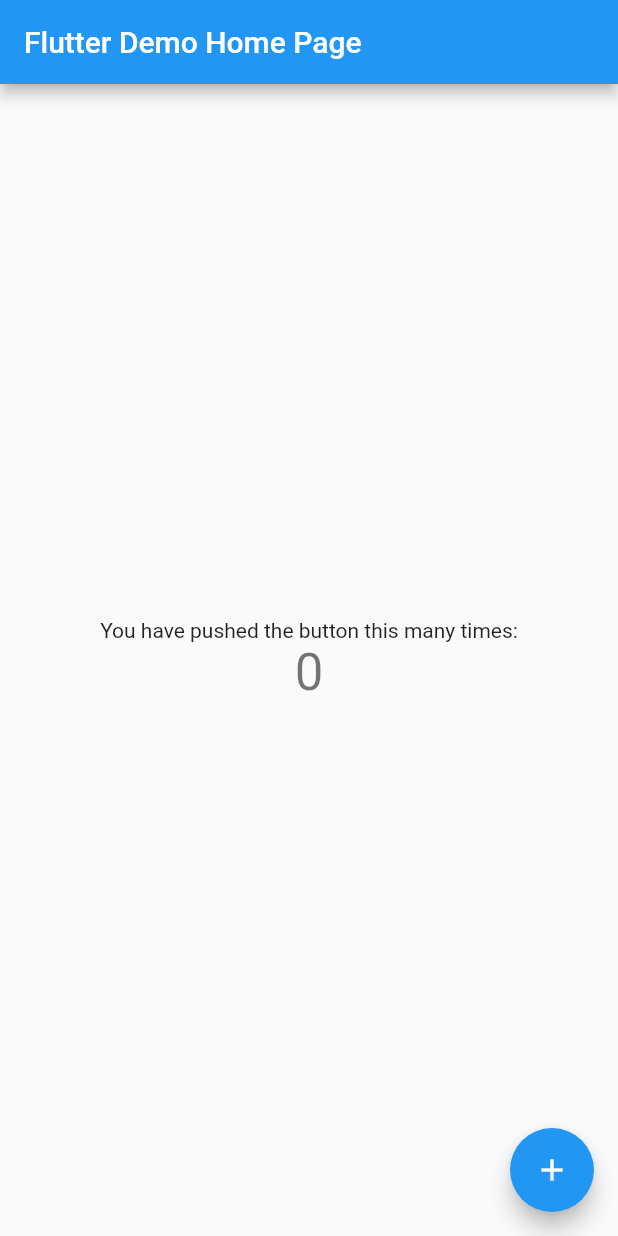
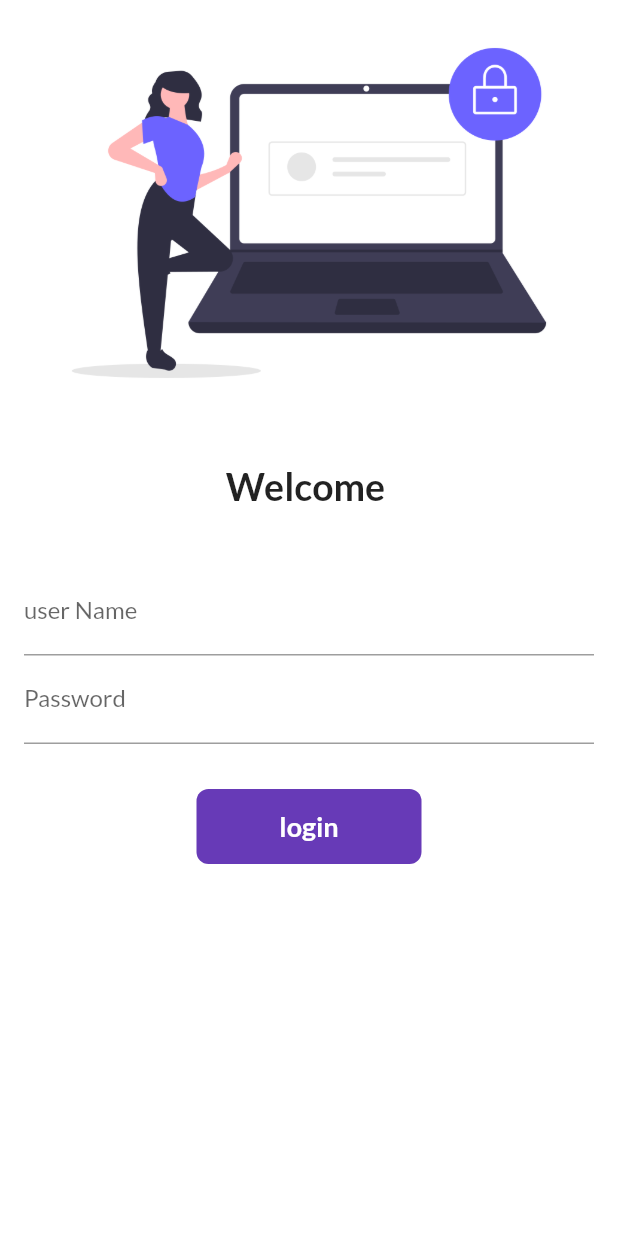
Before and after one commit to Akshaykalwar8933/flutter_catalog, a Flutter app: the screen it shows after launch, on a phone screen of 412 x 824 dp. Run offline on Flutter 3.47's test engine with Material 2 defaults, Android fonts, the phone set to English and light mode, and no system bars; our stand-ins replace google_fonts.

```diff
--- /dev/null
+++ b/lib/Pages/login_page.dart
@@ -0,0 +1,105 @@
+import 'package:flutter/material.dart';
+import 'package:flutter_catalog/utiles/routes.dart';
+
+class LoginPage extends StatefulWidget {
+  const LoginPage({Key? key}) : super(key: key);
+
+  @override
+  State<LoginPage> createState() => _LoginPageState();
+}
+
+class _LoginPageState extends State<LoginPage> {
+  @override
+  String name = "";
+  bool changeButton = false;
+
+  Widget build(BuildContext context) {
+    return  Material(
+      color: Colors.white,
+      child: SingleChildScrollView(
+       child: Column(
+        children: [
+          Image.asset("images/login_images.png",
+            fit: BoxFit.cover,
+          ),
+          SizedBox(
+            height: 25.0,),
+          Text("Welcome $name",
+          style: TextStyle(
+              fontSize: 25,
+              fontWeight: FontWeight.bold),
+          ),
+          SizedBox(
+            height: 23.0,
+          ),
+          Padding(
+            padding:  EdgeInsets.all(16.0),
+            child: Column(children: [
+              TextFormField(
+                decoration: InputDecoration(
+                  hintText: ("Enter username"),
+                  labelText: ("user Name"),
+                ),
+                onChanged: (value){
+                  name = value;
+                  setState(() {});
+                },
+              ),
+              TextFormField(
+                obscureText: true,
+                decoration: InputDecoration(
+                  hintText: ("Enter password"),
+                  labelText: ("Password"),
+                ),
+              ),
+              SizedBox(
+                height: 30.0,
+              ),
+              InkWell(
+                onTap: () async {
+                  setState(() {
+                    changeButton = true;
+
+                  });
+                  await Future.delayed(Duration(seconds: 1));
+                    Navigator.pushNamed(context, MyRoutes.homePageRoute);
+                },
+                child: AnimatedContainer(
+                  duration: Duration(seconds: 2),
+                height: 50,
+                width: changeButton? 50: 150,
+                // color: Colors.deepPurple,
+                alignment: Alignment.center,
+                child: changeButton? Icon(Icons.done,
+                color : Colors.white):
+                Text
+                  ("login",
+                    style: TextStyle(fontWeight: FontWeight.bold,
+                    color: Colors.white,
+                    fontSize: 18),
+              ),
+              decoration: BoxDecoration(
+                color: Colors.deepPurple,
+                // shape: changeButton? BoxShape.circle : BoxShape.rectangle,
+                borderRadius: BorderRadius.circular(changeButton? 50 : 8)
+              ),
+
+              // ElevatedButton(
+              //   child: Text("login"),
+              //   style: TextButton.styleFrom(minimumSize: Size(150, 50)),
+              //   onPressed: () {
+              //     Navigator.pushNamed(context, MyRoutes.homePageRoute);
+              //   },
+              // )
+              )
+              )
+            ],
+            ),
+          )
+        ],
+      )
+    ),
+    );
+
+  }
+}
--- a/lib/main.dart
+++ b/lib/main.dart
@@ -1,115 +1,34 @@
 import 'package:flutter/material.dart';
+import 'package:flutter_catalog/Pages/login_page.dart';
+import 'package:flutter_catalog/utiles/routes.dart';
+import 'Pages/home_page.dart';
+import 'package:google_fonts/google_fonts.dart';
 
-void main() {
-  runApp(const MyApp());
+void main(){
+  runApp(MyApp());
 }
 
+
 class MyApp extends StatelessWidget {
-  const MyApp({super.key});
-
-  // This widget is the root of your application.
   @override
   Widget build(BuildContext context) {
+
     return MaterialApp(
-      title: 'Flutter Demo',
-      theme: ThemeData(
-        // This is the theme of your application.
-        //
-        // Try running your application with "flutter run". You'll see the
-        // application has a blue toolbar. Then, without quitting the app, try
-        // changing the primarySwatch below to Colors.green and then invoke
-        // "hot reload" (press "r" in the console where you ran "flutter run",
-        // or simply save your changes to "hot reload" in a Flutter IDE).
-        // Notice that the counter didn't reset back to zero; the application
-        // is not restarted.
-        primarySwatch: Colors.blue,
+
+      themeMode: ThemeMode.light,
+      theme: ThemeData(primarySwatch: Colors.deepPurple,
+          fontFamily: GoogleFonts.lato().fontFamily),
+      darkTheme: ThemeData(
+        brightness: Brightness.light,
       ),
-      home: const MyHomePage(title: 'Flutter Demo Home Page'),
+      debugShowCheckedModeBanner: false,
+      initialRoute: "/",
+
+      routes: {
+        "/":(context)=>LoginPage(),
+        MyRoutes.loginPageRoute :(context) => LoginPage(),
+        MyRoutes.homePageRoute:(context) => HomePage(),
+      },
     );
   }
 }
-
-class MyHomePage extends StatefulWidget {
-  const MyHomePage({super.key, required this.title});
-
-  // This widget is the home page of your application. It is stateful, meaning
-  // that it has a State object (defined below) that contains fields that affect
-  // how it looks.
-
-  // This class is the configuration for the state. It holds the values (in this
-  // case the title) provided by the parent (in this case the App widget) and
-  // used by the build method of the State. Fields in a Widget subclass are
-  // always marked "final".
-
-  final String title;
-
-  @override
-  State<MyHomePage> createState() => _MyHomePageState();
-}
-
-class _MyHomePageState extends State<MyHomePage> {
-  int _counter = 0;
-
-  void _incrementCounter() {
-    setState(() {
-      // This call to setState tells the Flutter framework that something has
-      // changed in this State, which causes it to rerun the build method below
-      // so that the display can reflect the updated values. If we changed
-      // _counter without calling setState(), then the build method would not be
-      // called again, and so nothing would appear to happen.
-      _counter++;
-    });
-  }
-
-  @override
-  Widget build(BuildContext context) {
-    // This method is rerun every time setState is called, for instance as done
-    // by the _incrementCounter method above.
-    //
-    // The Flutter framework has been optimized to make rerunning build methods
-    // fast, so that you can just rebuild anything that needs updating rather
-    // than having to individually change instances of widgets.
-    return Scaffold(
-      appBar: AppBar(
-        // Here we take the value from the MyHomePage object that was created by
-        // the App.build method, and use it to set our appbar title.
-        title: Text(widget.title),
-      ),
-      body: Center(
-        // Center is a layout widget. It takes a single child and positions it
-        // in the middle of the parent.
-        child: Column(
-          // Column is also a layout widget. It takes a list of children and
-          // arranges them vertically. By default, it sizes itself to fit its
-          // children horizontally, and tries to be as tall as its parent.
-          //
-          // Invoke "debug painting" (press "p" in the console, choose the
-          // "Toggle Debug Paint" action from the Flutter Inspector in Android
-          // Studio, or the "Toggle Debug Paint" command in Visual Studio Code)
-          // to see the wireframe for each widget.
-          //
-          // Column has various properties to control how it sizes itself and
-          // how it positions its children. Here we use mainAxisAlignment to
-          // center the children vertically; the main axis here is the vertical
-          // axis because Columns are vertical (the cross axis would be
-          // horizontal).
-          mainAxisAlignment: MainAxisAlignment.center,
-          children: <Widget>[
-            const Text(
-              'You have pushed the button this many times:',
-            ),
-            Text(
-              '$_counter',
-              style: Theme.of(context).textTheme.headline4,
-            ),
-          ],
-        ),
-      ),
-      floatingActionButton: FloatingActionButton(
-        onPressed: _incrementCounter,
-        tooltip: 'Increment',
-        child: const Icon(Icons.add),
-      ), // This trailing comma makes auto-formatting nicer for build methods.
-    );
-  }
-}
--- /dev/null
+++ b/lib/utiles/routes.dart
@@ -0,0 +1,4 @@
+class MyRoutes{
+  static String loginPageRoute = "/loginPage";
+  static String homePageRoute = "homePage";
+}
```
Also changed, not shown: lib/Pages/home_page.dart (added, +23 -0 lines), pubspec.yaml (+4 -3 lines), images/login_images.png (added), pubspec.lock, 63 other files.
